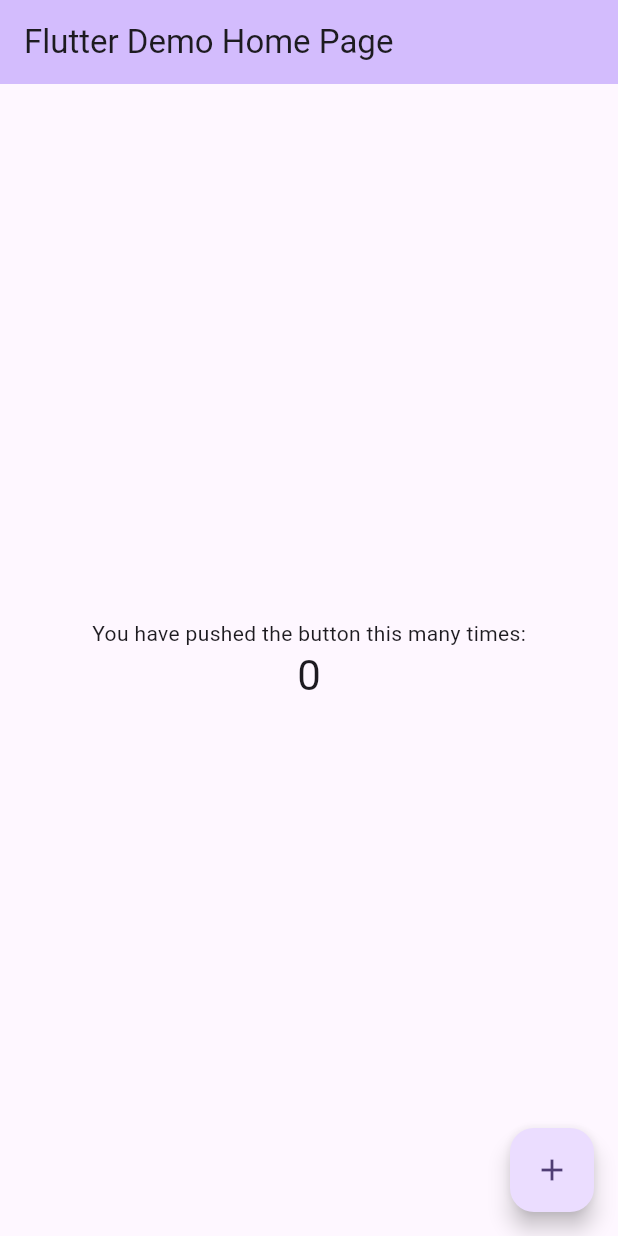
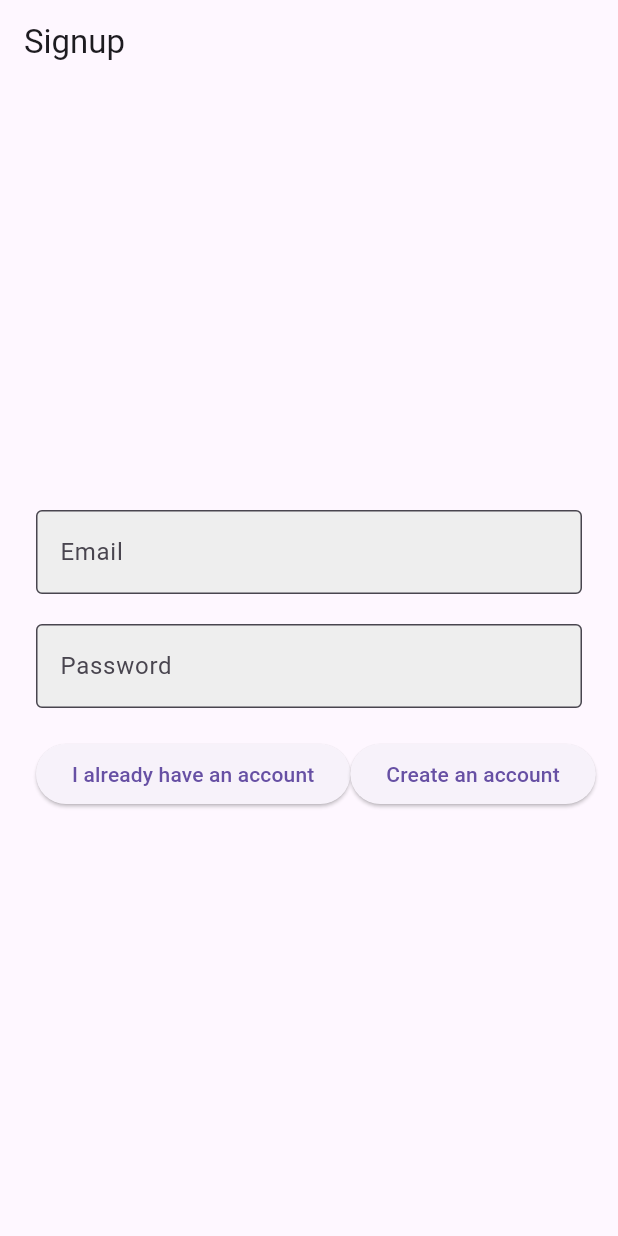
Before and after one commit to acm-projects/CulturePot, a Flutter app: the screen it shows after launch, on a phone screen of 412 x 824 dp. Run offline on Flutter 3.47's test engine with Material 3 defaults, Android fonts, the light colour scheme and no system bars; our stand-ins replace firebase_auth, firebase_core; accounts and stored records are empty.

Commit message:
some text

```diff
--- a/lib/main.dart
+++ b/lib/main.dart
@@ -1,57 +1,252 @@
 import 'package:flutter/material.dart';
+import 'package:firebase_core/firebase_core.dart';
+import 'package:firebase_auth/firebase_auth.dart';
 
 void main() {
-  runApp(const MyApp());
+  runApp(MyApp());
 }
 
 class MyApp extends StatelessWidget {
-  const MyApp({super.key});
-
-  // This widget is the root of your application.
   @override
   Widget build(BuildContext context) {
     return MaterialApp(
-      title: 'Flutter Demo',
-      theme: ThemeData(
-        // This is the theme of your application.
-        //
-        // TRY THIS: Try running your application with "flutter run". You'll see
-        // the application has a purple toolbar. Then, without quitting the app,
-        // try changing the seedColor in the colorScheme below to Colors.green
-        // and then invoke "hot reload" (save your changes or press the "hot
-        // reload" button in a Flutter-supported IDE, or press "r" if you used
-        // the command line to start the app).
-        //
-        // Notice that the counter didn't reset back to zero; the application
-        // state is not lost during the reload. To reset the state, use hot
-        // restart instead.
-        //
-        // This works for code too, not just values: Most code changes can be
-        // tested with just a hot reload.
-        colorScheme: ColorScheme.fromSeed(seedColor: Colors.deepPurple),
-        useMaterial3: true,
+      home: AuthenticationExample(),
+    );
+  }
+}
+
+class AuthenticationExample extends StatefulWidget {
+  @override
+  _AuthenticationExampleState createState() => _AuthenticationExampleState();
+}
+
+class _AuthenticationExampleState extends State<AuthenticationExample> {
+  bool _userIsLoggedIn = false; // Tracks the user's login status
+
+  @override
+  Widget build(BuildContext context) {
+    return FutureBuilder(
+      future: Firebase.initializeApp
+      (
+        options: const FirebaseOptions(
+          apiKey: "AIzaSyAvszQsHKWSN4x74hnE09lkQ19W4_IhGN8",
+          authDomain: "culturepot-27907.firebaseapp.com",
+          projectId: "culturepot-27907",
+          storageBucket: "culturepot-27907.appspot.com",
+          messagingSenderId: "1:23964935009:android:ebb32611f8ee7811349b20",
+          appId: "1:23964935009:android:ebb32611f8ee7811349b20",
+          measurementId: "23964935009",
+        ),
       ),
-      home: const MyHomePage(title: 'Flutter Demo Home Page'),
+      builder: (context, snapshot) {
+        if (snapshot.hasError) {
+          return const Center(
+            child: Text("Something went wrong"),
+          );
+        }
+        if (snapshot.connectionState == ConnectionState.done) {
+          // Assuming user authentication status is checked in authsystem.dart
+          if (_userIsLoggedIn) {
+            return MyHomePage();
+          } else {
+            return SignupPage(onSignedIn: () {
+              setState(() {
+                _userIsLoggedIn = true;
+              });
+            });
+          }
+        }
+        return Center(
+          child: CircularProgressIndicator(),
+        );
+      },
+    );
+  }
+}
+
+class SignupPage extends StatelessWidget {
+  final VoidCallback onSignedIn;
+  final FirebaseAuth _auth = FirebaseAuth.instance;
+  final TextEditingController _emailController = TextEditingController();
+  final TextEditingController _passwordController = TextEditingController();
+
+  SignupPage({required this.onSignedIn});
+
+  Future<void> _signUp() async {
+    try {
+      final credential = await _auth.createUserWithEmailAndPassword(
+        email: _emailController.text,
+        password: _passwordController.text,
+      );
+      // If signup successful, invoke callback to notify parent widget
+      onSignedIn();
+    } on FirebaseAuthException catch (e) {
+      if (e.code == 'weak-password') {
+        print('The password provided is too weak.');
+      } else if (e.code == 'email-already-in-use') {
+        print('The account already exists for that email.');
+      }
+    } catch (e) {
+      print(e);
+    }
+  }
+
+  @override
+  Widget build(BuildContext context) {
+    return Scaffold(
+      appBar: AppBar(
+        title: Text("Signup"),
+      ),
+      body: Padding(
+        padding: const EdgeInsets.all(24.0),
+        child: Column(
+          mainAxisAlignment: MainAxisAlignment.center,
+          children: [
+            TextField(
+              controller: _emailController,
+              decoration: InputDecoration(
+                hintText: "Email",
+                filled: true,
+                fillColor: Colors.grey[200],
+                border: OutlineInputBorder(),
+              ),
+            ),
+            SizedBox(height: 20.0),
+            TextField(
+              controller: _passwordController,
+              obscureText: true,
+              decoration: InputDecoration(
+                hintText: "Password",
+                filled: true,
+                fillColor: Colors.grey[200],
+                border: OutlineInputBorder(),
+              ),
+            ),
+            SizedBox(height: 20.0),
+            Row(
+              mainAxisAlignment: MainAxisAlignment.spaceEvenly,
+              children: [
+                ElevatedButton(
+                  onPressed: () {
+                    // Navigate to login page
+                    Navigator.push(
+                      context,
+                      MaterialPageRoute(builder: (context) => LoginPage()),
+                    );
+                  },
+                  child: Text("I already have an account"),
+                ),
+                ElevatedButton(
+                  onPressed: _signUp,
+                  child: Text("Create an account"),
+                ),
+              ],
+            ),
+          ],
+        ),
+      ),
+    );
+  }
+}
+
+class LoginPage extends StatefulWidget {
+  @override
+  _LoginPageState createState() => _LoginPageState();
+}
+
+class _LoginPageState extends State<LoginPage> {
+  final FirebaseAuth _auth = FirebaseAuth.instance;
+  final TextEditingController _emailController = TextEditingController();
+  final TextEditingController _passwordController = TextEditingController();
+
+  Future<void> _signIn() async {
+    try {
+      final credential = await _auth.signInWithEmailAndPassword(
+        email: _emailController.text,
+        password: _passwordController.text,
+      );
+      // If login successful, navigate to home screen
+        Navigator.pushReplacement(
+          context,
+          MaterialPageRoute(builder: (context) => MyHomePage()),
+        );
+    } on FirebaseAuthException catch (e) {
+      if (e.code == 'user-not-found') {
+        print('No user found for that email.');
+      } else if (e.code == 'wrong-password') {
+        print('Wrong password provided for that user.');
+      }
+    } catch (e) {
+      print(e);
+    }
+  }
+
+  @override
+  Widget build(BuildContext context) {
+    return Scaffold(
+      appBar: AppBar(
+        title: Text("Login"),
+      ),
+      body: Padding(
+        padding: const EdgeInsets.all(24.0),
+        child: Column(
+          children: [
+            TextField(
+              controller: _emailController,
+              decoration: InputDecoration(
+                hintText: "Email",
+                filled: true,
+                fillColor: Colors.grey[10],
+                border: InputBorder.none,
+              ),
+            ),
+            SizedBox(height: 20.0),
+            TextField(
+              controller: _passwordController,
+              obscureText: true,
+              decoration: InputDecoration(
+                hintText: "Password",
+                filled: true,
+                fillColor: Colors.grey[10],
+                border: InputBorder.none,
+              ),
+            ),
+            SizedBox(height: 20.0),
+            Center(
+              child: ElevatedButton(
+                onPressed: _signIn,
+                child: Text(
+                  "Login",
+                  style: TextStyle(color: Colors.white),
+                ),
+              ),
+            ),
+            Text("Don't have an account?"),
+            TextButton(
+              onPressed: () {
+                Navigator.pushReplacement(
+                  context,
+                  MaterialPageRoute(builder: (context) => SignupPage(onSignedIn: () {})),
+                );
+              },
+              child: Text("Signup"),
+            ),
+            ElevatedButton(
+              onPressed: () {
+                /** Here you would place your Authentication System Code */
+              },
+              child: Text("sign in as guest"),
+            )
+          ],
+        ),
+      ),
     );
   }
 }
 
 class MyHomePage extends StatefulWidget {
-  const MyHomePage({super.key, required this.title});
-
-  // This widget is the home page of your application. It is stateful, meaning
-  // that it has a State object (defined below) that contains fields that affect
-  // how it looks.
-
-  // This class is the configuration for the state. It holds the values (in this
-  // case the title) provided by the parent (in this case the App widget) and
-  // used by the build method of the State. Fields in a Widget subclass are
-  // always marked "final".
-
-  final String title;
-
   @override
-  State<MyHomePage> createState() => _MyHomePageState();
+  _MyHomePageState createState() => _MyHomePageState();
 }
 
 class _MyHomePageState extends State<MyHomePage> {
@@ -59,58 +254,26 @@ class _MyHomePageState extends State<MyHomePage> {
 
   void _incrementCounter() {
     setState(() {
-      // This call to setState tells the Flutter framework that something has
-      // changed in this State, which causes it to rerun the build method below
-      // so that the display can reflect the updated values. If we changed
-      // _counter without calling setState(), then the build method would not be
-      // called again, and so nothing would appear to happen.
       _counter++;
     });
   }
 
   @override
   Widget build(BuildContext context) {
-    // This method is rerun every time setState is called, for instance as done
-    // by the _incrementCounter method above.
-    //
-    // The Flutter framework has been optimized to make rerunning build methods
-    // fast, so that you can just rebuild anything that needs updating rather
-    // than having to individually change instances of widgets.
     return Scaffold(
       appBar: AppBar(
-        // TRY THIS: Try changing the color here to a specific color (to
-        // Colors.amber, perhaps?) and trigger a hot reload to see the AppBar
-        // change color while the other colors stay the same.
-        backgroundColor: Theme.of(context).colorScheme.inversePrimary,
-        // Here we take the value from the MyHomePage object that was created by
-        // the App.build method, and use it to set our appbar title.
-        title: Text(widget.title),
+        title: Text('Flutter Demo'),
       ),
       body: Center(
-        // Center is a layout widget. It takes a single child and positions it
-        // in the middle of the parent.
         child: Column(
-          // Column is also a layout widget. It takes a list of children and
-          // arranges them vertically. By default, it sizes itself to fit its
-          // children horizontally, and tries to be as tall as its parent.
-          //
-          // Column has various properties to control how it sizes itself and
-          // how it positions its children. Here we use mainAxisAlignment to
-          // center the children vertically; the main axis here is the vertical
-          // axis because Columns are vertical (the cross axis would be
-          // horizontal).
-          //
-          // TRY THIS: Invoke "debug painting" (choose the "Toggle Debug Paint"
-          // action in the IDE, or press "p" in the console), to see the
-          // wireframe for each widget.
           mainAxisAlignment: MainAxisAlignment.center,
           children: <Widget>[
-            const Text(
+            Text(
               'You have pushed the button this many times:',
             ),
             Text(
               '$_counter',
-              style: Theme.of(context).textTheme.headlineMedium,
+              style: Theme.of(context).textTheme.headline4,
             ),
           ],
         ),
@@ -118,8 +281,8 @@ class _MyHomePageState extends State<MyHomePage> {
       floatingActionButton: FloatingActionButton(
         onPressed: _incrementCounter,
         tooltip: 'Increment',
-        child: const Icon(Icons.add),
-      ), // This trailing comma makes auto-formatting nicer for build methods.
+        child: Icon(Icons.add),
+      ),
     );
   }
 }
--- a/pubspec.yaml
+++ b/pubspec.yaml
@@ -30,6 +30,8 @@ environment:
 dependencies:
   flutter:
     sdk: flutter
+  firebase_core: ^2.25.4
+  firebase_auth: ^4.17.5
 
 
   # The following adds the Cupertino Icons font to your application.
```
Also changed, not shown: pubspec.lock, 380 other files.
